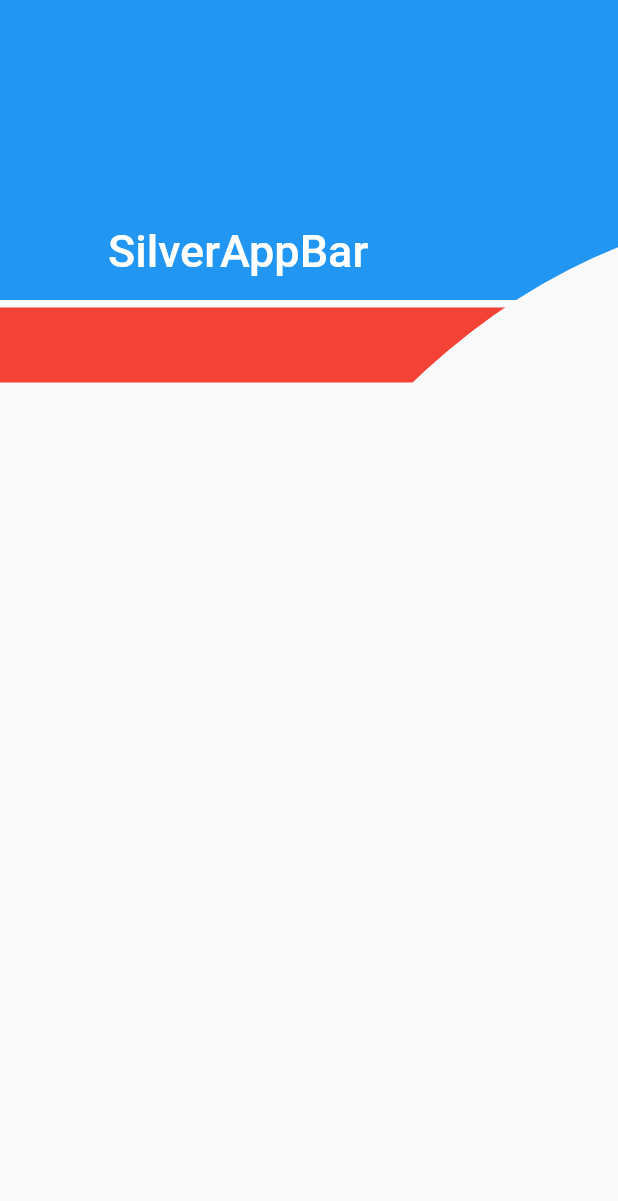
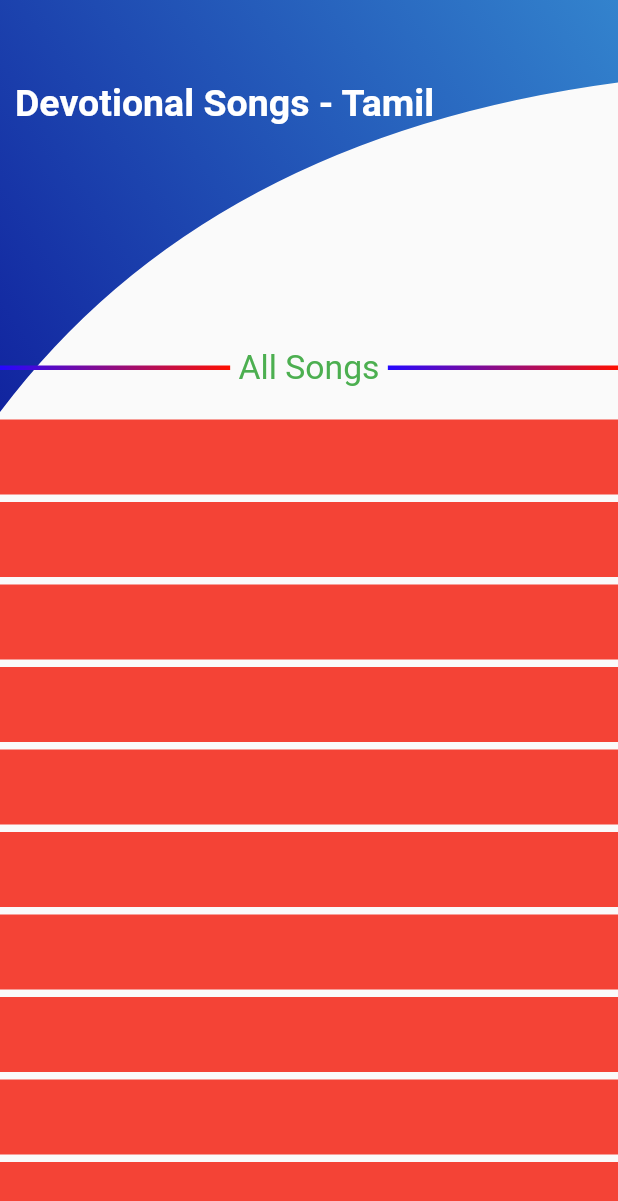
Before and after one commit to sfthai/silverappbar, a Flutter app: the screen it shows after launch, on a phone screen of 412 x 824 dp. Shown: the top 1201 px of the screen. Run offline on Flutter 3.47's test engine with Material 2 defaults, Android fonts, the light colour scheme and no system bars; missing offline and left inert: gradient_text.

Commit message:
enhancement   | 09:05PM | 18-06-2020 📍

```diff
--- a/lib/main.dart
+++ b/lib/main.dart
@@ -1,4 +1,5 @@
 import 'package:flutter/material.dart';
+import 'package:gradient_text/gradient_text.dart';
 
 void main() {
   runApp(MyApp());
@@ -26,15 +27,87 @@ class _MyHomePageState extends State<MyHomePage> {
   @override
   Widget build(BuildContext context) {
     return Scaffold(
-      body: ClipPath(
-        clipper: MyClipper(),
-        child: CustomScrollView(
+      body: CustomScrollView(
         slivers: [
           SliverAppBar(
-              expandedHeight: 200.0,
+            expandedHeight: MediaQuery.of(context).size.height / 3,
             pinned: true,
+            backgroundColor: Colors.transparent,
             flexibleSpace: FlexibleSpaceBar(
-                title: Text('SilverAppBar'),
+              centerTitle: true,
+              title: Row(
+                children: <Widget>[
+                  Expanded(
+                    child: Container(
+                      height: 2,
+                      decoration: BoxDecoration(
+                        gradient: LinearGradient(colors: <Color>[
+                          Color(0xFF2508FF),
+                          Color(0xFFFF1000)
+                        ]),
+                      ),
+                    ),
+                  ),
+                  Text(
+                    " All Songs ",
+                    style: TextStyle(
+                        fontSize: 15,
+                        fontWeight: FontWeight.normal,
+                        color: Colors.green),
+                  ),
+                  Expanded(
+                    child: Container(
+                      height: 2,
+                      decoration: BoxDecoration(
+                        gradient: LinearGradient(colors: <Color>[
+                          Color(0xFF2508FF),
+                          Color(0xFFFF1000)
+                        ]),
+                      ),
+                    ),
+                  ),
+                ],
+              ),
+              background: ClipPath(
+                clipper: MyClipper(),
+                child: Container(
+                  padding: EdgeInsets.symmetric(horizontal: 10),
+                  height: MediaQuery.of(context).size.height / 2,
+                  width: double.infinity,
+                  decoration: BoxDecoration(
+                    gradient: LinearGradient(
+                      begin: Alignment.topRight,
+                      end: Alignment.bottomLeft,
+                      colors: [
+                        Color(0xFF3383CD),
+                        Color(0xFF11249F),
+                      ],
+                    ),
+                  ),
+                  child: Column(
+                    mainAxisAlignment: MainAxisAlignment.start,
+                    children: <Widget>[
+                      Row(
+                        children: <Widget>[
+                          SizedBox(
+                            height: (MediaQuery.of(context).size.height / 2) -
+                                ((MediaQuery.of(context).size.height / 2) /
+                                    1.5),
+                          ),
+                          Text(
+                            "Devotional Songs - Tamil",
+                            style: TextStyle(
+                              fontWeight: FontWeight.bold,
+                              fontSize: 25,
+                              color: Colors.white,
+                            ),
+                          ),
+                        ],
+                      ),
+                    ],
+                  ),
+                ),
+              ),
             ),
           ),
           SliverList(
@@ -45,78 +118,62 @@ class _MyHomePageState extends State<MyHomePage> {
               height: 50,
               color: Colors.red,
             ),
+            SizedBox(height: 5),
+            Container(
+              width: double.infinity,
+              height: 50,
+              color: Colors.red,
+            ),
+            SizedBox(height: 5),
+            Container(
+              width: double.infinity,
+              height: 50,
+              color: Colors.red,
+            ),
+            SizedBox(height: 5),
+            Container(
+              width: double.infinity,
+              height: 50,
+              color: Colors.red,
+            ),
+            SizedBox(height: 5),
+            Container(
+              width: double.infinity,
+              height: 50,
+              color: Colors.red,
+            ),
+            SizedBox(height: 5),
+            Container(
+              width: double.infinity,
+              height: 50,
+              color: Colors.red,
+            ),
+            SizedBox(height: 5),
+            Container(
+              width: double.infinity,
+              height: 50,
+              color: Colors.red,
+            ),
+            SizedBox(height: 5),
+            Container(
+              width: double.infinity,
+              height: 50,
+              color: Colors.red,
+            ),
+            SizedBox(height: 5),
+            Container(
+              width: double.infinity,
+              height: 50,
+              color: Colors.red,
+            ),
+            SizedBox(height: 5),
+            Container(
+              width: double.infinity,
+              height: 50,
+              color: Colors.red,
+            ),
           ]))
-            //     SizedBox(height: 5),
-            //     Container(
-            //       width: double.infinity,
-            //       height: 50,
-            //       color: Colors.red,
-            //     ),
-            //     SizedBox(height: 5),
-            //     Container(
-            //       width: double.infinity,
-            //       height: 50,
-            //       color: Colors.red,
-            //     ),
-            //     SizedBox(height: 5),
-            //     Container(
-            //       width: double.infinity,
-            //       height: 50,
-            //       color: Colors.red,
-            //     ),
-            //     SizedBox(height: 5),
-            //     Container(
-            //       width: double.infinity,
-            //       height: 50,
-            //       color: Colors.red,
-            //     ),
-            //     SizedBox(height: 5),
-            //     Container(
-            //       width: double.infinity,
-            //       height: 50,
-            //       color: Colors.red,
-            //     ),
-            //     SizedBox(height: 5),
-            //     Container(
-            //       width: double.infinity,
-            //       height: 50,
-            //       color: Colors.red,
-            //     ),
-            //     SizedBox(height: 5),
-            //     Container(
-            //       width: double.infinity,
-            //       height: 50,
-            //       color: Colors.red,
-            //     ),
-            //     SizedBox(height: 5),
-            //     Container(
-            //       width: double.infinity,
-            //       height: 50,
-            //       color: Colors.red,
-            //     ),
-            //     SizedBox(height: 5),
-            //     Container(
-            //       width: double.infinity,
-            //       height: 50,
-            //       color: Colors.red,
-            //     ),
-            //     SizedBox(height: 5),
-            //     Container(
-            //       width: double.infinity,
-            //       height: 50,
-            //       color: Colors.red,
-            //     ),
-            //     SizedBox(height: 5),
-            //     Container(
-            //       width: double.infinity,
-            //       height: 50,
-            //       color: Colors.red,
-            //     ),
-            //     SizedBox(height: 5),
-            //   ]),
-            // )
         ],
-        ),
       ),
     );
   }
--- a/pubspec.yaml
+++ b/pubspec.yaml
@@ -28,6 +28,7 @@ dependencies:
   # The following adds the Cupertino Icons font to your application.
   # Use with the CupertinoIcons class for iOS style icons.
   cupertino_icons: ^0.1.3
+  gradient_text: ^1.0.2
 
 dev_dependencies:
   flutter_test:
```
Also changed, not shown: pubspec.lock, 1 other file. Lines whose indentation alone changed are shown as unchanged.
